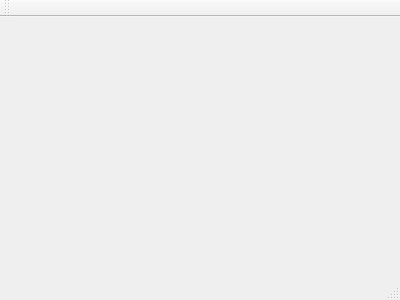
The window that mainwindow.ui (vvruspat/mouseOpenCV) describes before a commit, drawn with Qt 5.
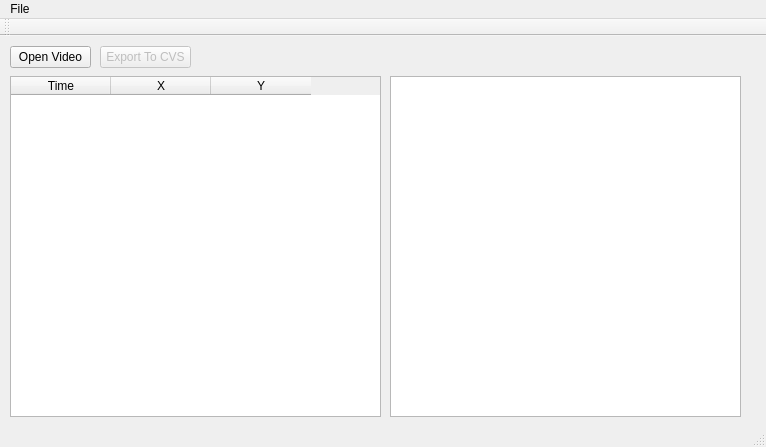
The same window after the commit.

Commit message: Select video, tracking data, track path draw

Diff of the .ui file:
```diff
--- a/mainwindow.ui
+++ b/mainwindow.ui
@@ -1,24 +1,123 @@
 <ui version="4.0">
  <class>MainWindow</class>
- <widget class="QMainWindow" name="MainWindow" >
-  <property name="geometry" >
+ <widget class="QMainWindow" name="MainWindow">
+  <property name="geometry">
    <rect>
     <x>0</x>
     <y>0</y>
-    <width>400</width>
-    <height>300</height>
+    <width>766</width>
+    <height>447</height>
    </rect>
   </property>
   <property name="windowTitle" >
    <string>MainWindow</string>
   </property>
-  <widget class="QMenuBar" name="menuBar" />
-  <widget class="QToolBar" name="mainToolBar" />
-  <widget class="QWidget" name="centralWidget" />
-  <widget class="QStatusBar" name="statusBar" />
+  <widget class="QWidget" name="centralWidget">
+   <widget class="QTableWidget" name="pointsTable">
+    <property name="geometry">
+     <rect>
+      <x>10</x>
+      <y>40</y>
+      <width>371</width>
+      <height>341</height>
+     </rect>
+    </property>
+    <column>
+     <property name="text">
+      <string>Time</string>
+     </property>
+    </column>
+    <column>
+     <property name="text">
+      <string>X</string>
+     </property>
+    </column>
+    <column>
+     <property name="text">
+      <string>Y</string>
+     </property>
+    </column>
+   </widget>
+   <widget class="QToolButton" name="toolOpenVideo">
+    <property name="geometry">
+     <rect>
+      <x>10</x>
+      <y>10</y>
+      <width>81</width>
+      <height>22</height>
+     </rect>
+    </property>
+    <property name="text">
+     <string>Open Video</string>
+    </property>
+   </widget>
+   <widget class="QToolButton" name="toolExport">
+    <property name="enabled">
+     <bool>false</bool>
+    </property>
+    <property name="geometry">
+     <rect>
+      <x>100</x>
+      <y>10</y>
+      <width>91</width>
+      <height>22</height>
+     </rect>
+    </property>
+    <property name="text">
+     <string>Export To CVS</string>
+    </property>
+   </widget>
+   <widget class="QGraphicsView" name="graphicsView">
+    <property name="geometry">
+     <rect>
+      <x>390</x>
+      <y>40</y>
+      <width>351</width>
+      <height>341</height>
+     </rect>
+    </property>
+   </widget>
+  </widget>
+  <widget class="QMenuBar" name="menuBar">
+   <property name="geometry">
+    <rect>
+     <x>0</x>
+     <y>0</y>
+     <width>766</width>
+     <height>22</height>
+    </rect>
+   </property>
+   <widget class="QMenu" name="menuFile">
+    <property name="title">
+     <string>File</string>
+    </property>
+    <addaction name="actionOpen_Video"/>
+    <addaction name="separator"/>
+    <addaction name="actionExit"/>
+   </widget>
+   <addaction name="menuFile"/>
+  </widget>
+  <widget class="QToolBar" name="mainToolBar">
+   <attribute name="toolBarArea">
+    <enum>TopToolBarArea</enum>
+   </attribute>
+   <attribute name="toolBarBreak">
+    <bool>false</bool>
+   </attribute>
+  </widget>
+  <widget class="QStatusBar" name="statusBar"/>
+  <action name="actionOpen_Video">
+   <property name="text">
+    <string>Open Video</string>
+   </property>
+  </action>
+  <action name="actionExit">
+   <property name="text">
+    <string>Exit</string>
+   </property>
+  </action>
  </widget>
- <layoutDefault spacing="6" margin="11" />
- <pixmapfunction></pixmapfunction>
+ <layoutdefault spacing="6" margin="11"/>
  <resources/>
  <connections/>
 </ui>
```
Left out of the diff: 5 changed lines with no effect on the pictures. The commit also changes 3 other files.
